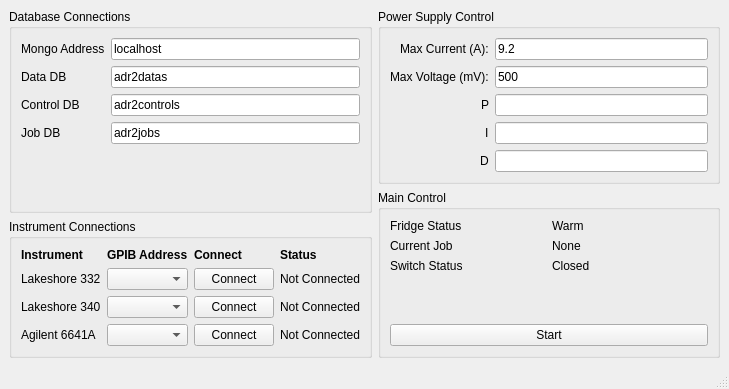
This is qt/Server Control Window.ui in Plourde-Research-Lab/Lab-Control as Qt 5 draws it before an edit. The edited form follows.
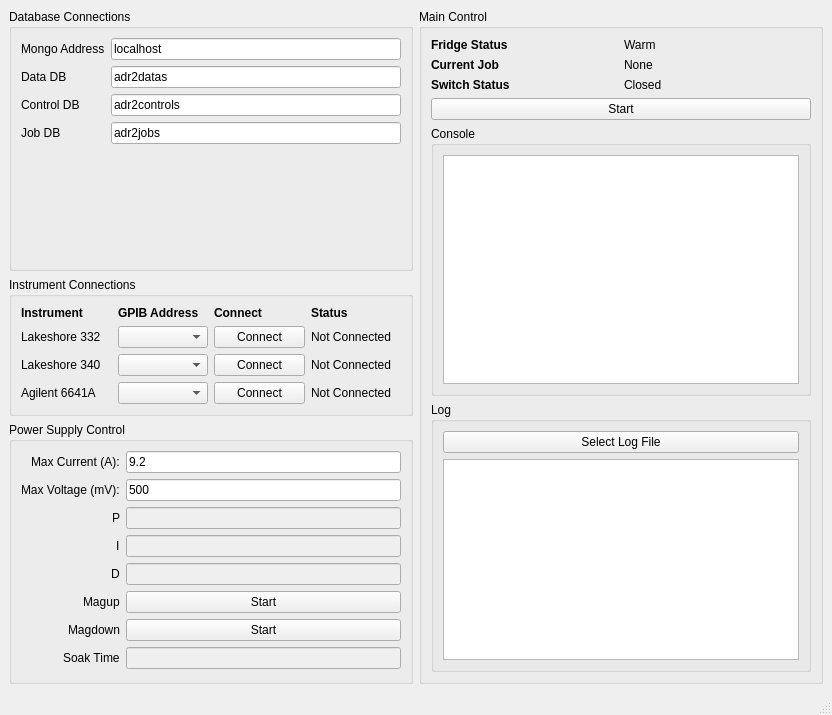
This is the edited form.

Patch:
```diff
--- a/qt/Server Control Window.ui
+++ b/qt/Server Control Window.ui
@@ -6,8 +6,8 @@
    <rect>
     <x>0</x>
     <y>0</y>
-    <width>729</width>
-    <height>389</height>
+    <width>832</width>
+    <height>715</height>
    </rect>
   </property>
   <property name="windowTitle">
@@ -261,10 +261,6 @@
             </layout>
            </widget>
           </item>
-         </layout>
-        </item>
-        <item>
-         <layout class="QVBoxLayout" name="verticalLayout_2">
           <item>
            <widget class="QGroupBox" name="groupBox_3">
             <property name="title">
@@ -347,6 +343,9 @@
                  </item>
                  <item row="2" column="1">
                   <widget class="QLineEdit" name="lineEdit_3">
+                   <property name="enabled">
+                    <bool>false</bool>
+                   </property>
                    <property name="sizePolicy">
                     <sizepolicy hsizetype="Minimum" vsizetype="Fixed">
                      <horstretch>0</horstretch>
@@ -357,6 +356,9 @@
                  </item>
                  <item row="3" column="1">
                   <widget class="QLineEdit" name="lineEdit_4">
+                   <property name="enabled">
+                    <bool>false</bool>
+                   </property>
                    <property name="sizePolicy">
                     <sizepolicy hsizetype="Minimum" vsizetype="Fixed">
                      <horstretch>0</horstretch>
@@ -367,6 +369,9 @@
                  </item>
                  <item row="4" column="1">
                   <widget class="QLineEdit" name="lineEdit_5">
+                   <property name="enabled">
+                    <bool>false</bool>
+                   </property>
                    <property name="sizePolicy">
                     <sizepolicy hsizetype="Minimum" vsizetype="Fixed">
                      <horstretch>0</horstretch>
@@ -375,6 +380,48 @@
                    </property>
                   </widget>
                  </item>
+                 <item row="5" column="0">
+                  <widget class="QLabel" name="label_26">
+                   <property name="text">
+                    <string>Magup</string>
+                   </property>
+                  </widget>
+                 </item>
+                 <item row="6" column="0">
+                  <widget class="QLabel" name="label_27">
+                   <property name="text">
+                    <string>Magdown</string>
+                   </property>
+                  </widget>
+                 </item>
+                 <item row="5" column="1">
+                  <widget class="QPushButton" name="pushButton_5">
+                   <property name="text">
+                    <string>Start</string>
+                   </property>
+                  </widget>
+                 </item>
+                 <item row="6" column="1">
+                  <widget class="QPushButton" name="pushButton_6">
+                   <property name="text">
+                    <string>Start</string>
+                   </property>
+                  </widget>
+                 </item>
+                 <item row="7" column="0">
+                  <widget class="QLabel" name="label_28">
+                   <property name="text">
+                    <string>Soak Time</string>
+                   </property>
+                  </widget>
+                 </item>
+                 <item row="7" column="1">
+                  <widget class="QLineEdit" name="lineEdit_10">
+                   <property name="enabled">
+                    <bool>false</bool>
+                   </property>
+                  </widget>
+                 </item>
                 </layout>
                </item>
               </layout>
@@ -382,6 +429,10 @@
             </layout>
            </widget>
           </item>
+         </layout>
+        </item>
+        <item>
+         <layout class="QVBoxLayout" name="verticalLayout_2">
           <item>
            <widget class="QGroupBox" name="groupBox_4">
             <property name="title">
@@ -403,6 +454,12 @@
                      <verstretch>0</verstretch>
                     </sizepolicy>
                    </property>
+                   <property name="font">
+                    <font>
+                     <weight>75</weight>
+                     <bold>true</bold>
+                    </font>
+                   </property>
                    <property name="text">
                     <string>Current Job</string>
                    </property>
@@ -442,6 +499,12 @@
                      <verstretch>0</verstretch>
                     </sizepolicy>
                    </property>
+                   <property name="font">
+                    <font>
+                     <weight>75</weight>
+                     <bold>true</bold>
+                    </font>
+                   </property>
                    <property name="text">
                     <string>Fridge Status</string>
                    </property>
@@ -455,6 +518,12 @@
                      <verstretch>0</verstretch>
                     </sizepolicy>
                    </property>
+                   <property name="font">
+                    <font>
+                     <weight>75</weight>
+                     <bold>true</bold>
+                    </font>
+                   </property>
                    <property name="text">
                     <string>Switch Status</string>
                    </property>
@@ -475,19 +544,6 @@
                  </item>
                 </layout>
                </item>
-               <item>
-                <spacer name="verticalSpacer">
-                 <property name="orientation">
-                  <enum>Qt::Vertical</enum>
-                 </property>
-                 <property name="sizeHint" stdset="0">
-                  <size>
-                   <width>20</width>
-                   <height>40</height>
-                  </size>
-                 </property>
-                </spacer>
-               </item>
                <item>
                 <widget class="QPushButton" name="pushButton_4">
                  <property name="text">
@@ -497,6 +553,45 @@
                </item>
               </layout>
              </item>
+             <item row="2" column="0">
+              <widget class="QGroupBox" name="groupBox_5">
+               <property name="title">
+                <string>Log</string>
+               </property>
+               <layout class="QGridLayout" name="gridLayout_8">
+                <item row="1" column="0">
+                 <widget class="QTextBrowser" name="textBrowser">
+                  <property name="html">
+                   <string>&lt;!DOCTYPE HTML PUBLIC &quot;-//W3C//DTD HTML 4.0//EN&quot; &quot;http://www.w3.org/TR/REC-html40/strict.dtd&quot;&gt;
+&lt;html&gt;&lt;head&gt;&lt;meta name=&quot;qrichtext&quot; content=&quot;1&quot; /&gt;&lt;style type=&quot;text/css&quot;&gt;
+p, li { white-space: pre-wrap; }
+&lt;/style&gt;&lt;/head&gt;&lt;body style=&quot; font-family:'MS Shell Dlg 2'; font-size:8.25pt; font-weight:400; font-style:normal;&quot;&gt;
+&lt;p style=&quot;-qt-paragraph-type:empty; margin-top:0px; margin-bottom:0px; margin-left:0px; margin-right:0px; -qt-block-indent:0; text-indent:0px;&quot;&gt;&lt;br /&gt;&lt;/p&gt;&lt;/body&gt;&lt;/html&gt;</string>
+                  </property>
+                 </widget>
+                </item>
+                <item row="0" column="0">
+                 <widget class="QPushButton" name="pushButton_7">
+                  <property name="text">
+                   <string>Select Log File</string>
+                  </property>
+                 </widget>
+                </item>
+               </layout>
+              </widget>
+             </item>
+             <item row="1" column="0">
+              <widget class="QGroupBox" name="groupBox_6">
+               <property name="title">
+                <string>Console</string>
+               </property>
+               <layout class="QGridLayout" name="gridLayout_9">
+                <item row="0" column="0">
+                 <widget class="QTextBrowser" name="textBrowser_2"/>
+                </item>
+               </layout>
+              </widget>
+             </item>
             </layout>
            </widget>
           </item>
```
Left out of the diff: 2 changed lines with no effect on the pictures.
